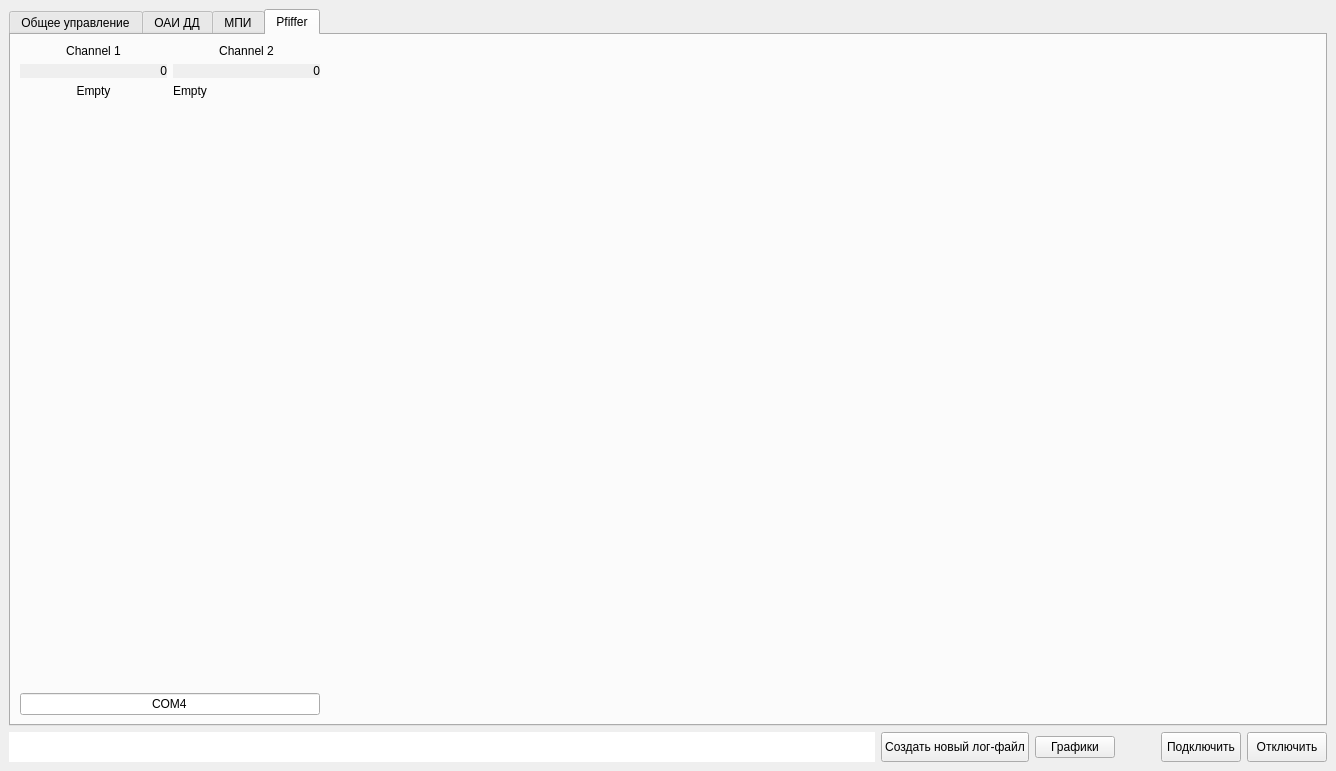
Before: the Qt Designer form main_win.ui in a-styuf/bdd_mk_client, drawn with Qt 5.
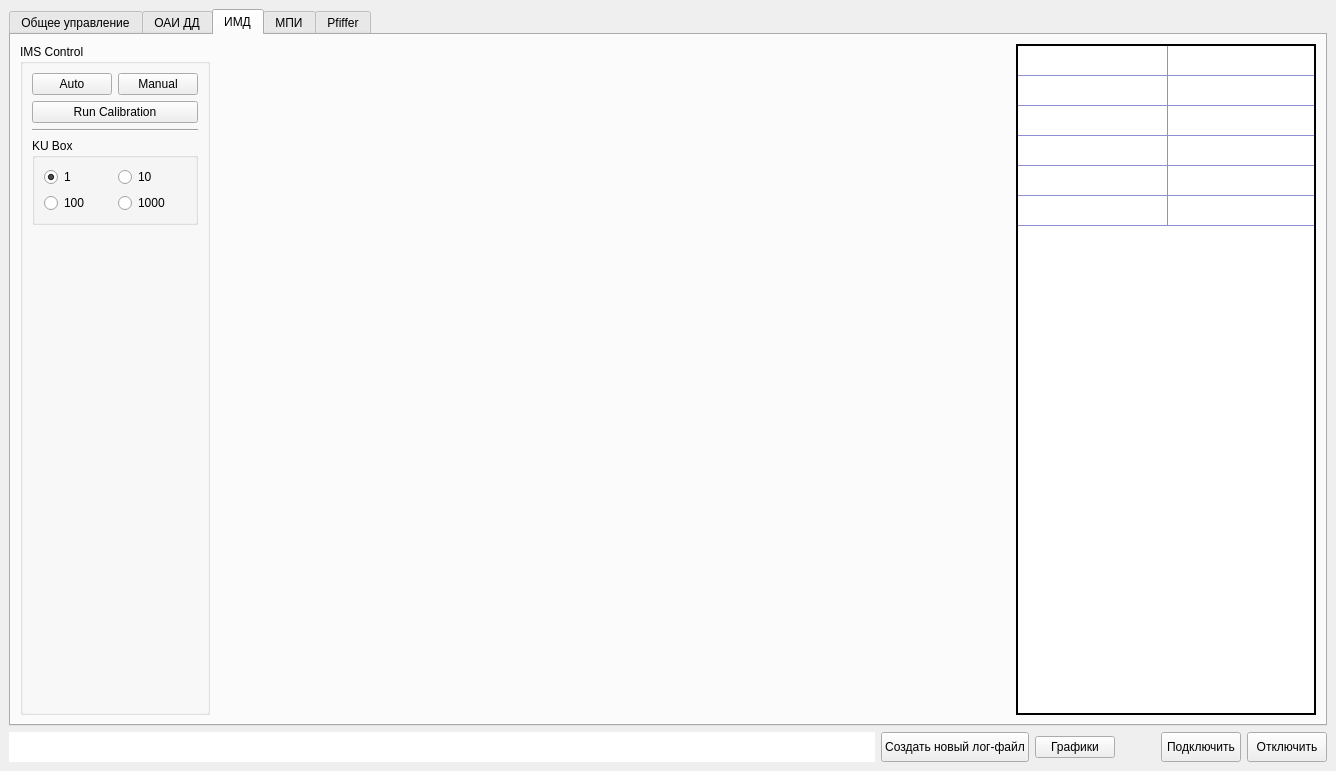
After: the same form once the commit is applied.

What changed in the file:
```diff
--- a/main_win.ui
+++ b/main_win.ui
@@ -30,7 +30,7 @@
        </size>
       </property>
       <property name="currentIndex">
-       <number>3</number>
+       <number>2</number>
       </property>
       <widget class="QWidget" name="GeneralTab">
        <attribute name="title">
@@ -1543,6 +1543,612 @@
         </item>
        </layout>
       </widget>
+      <widget class="QWidget" name="IMSTab">
+       <attribute name="title">
+        <string>ИМД</string>
+       </attribute>
+       <layout class="QHBoxLayout" name="horizontalLayout_2">
+        <item>
+         <widget class="QGroupBox" name="IMSControlGBox">
+          <property name="title">
+           <string>IMS Control</string>
+          </property>
+          <layout class="QGridLayout" name="gridLayout_11">
+           <item row="0" column="1">
+            <widget class="QPushButton" name="manualModePButton">
+             <property name="text">
+              <string>Manual</string>
+             </property>
+            </widget>
+           </item>
+           <item row="0" column="0">
+            <widget class="QPushButton" name="autoModePButton">
+             <property name="text">
+              <string>Auto</string>
+             </property>
+            </widget>
+           </item>
+           <item row="7" column="0" colspan="2">
+            <spacer name="verticalSpacer_4">
+             <property name="orientation">
+              <enum>Qt::Vertical</enum>
+             </property>
+             <property name="sizeHint" stdset="0">
+              <size>
+               <width>20</width>
+               <height>40</height>
+              </size>
+             </property>
+            </spacer>
+           </item>
+           <item row="5" column="0" colspan="2">
+            <widget class="QGroupBox" name="KUGroupBox">
+             <property name="title">
+              <string>KU Box</string>
+             </property>
+             <layout class="QGridLayout" name="gridLayout_12">
+              <item row="0" column="0">
+               <widget class="QRadioButton" name="KU1RButton">
+                <property name="text">
+                 <string>1</string>
+                </property>
+                <property name="checked">
+                 <bool>true</bool>
+                </property>
+               </widget>
+              </item>
+              <item row="0" column="1">
+               <widget class="QRadioButton" name="KU10RButton">
+                <property name="text">
+                 <string>10</string>
+                </property>
+               </widget>
+              </item>
+              <item row="1" column="1">
+               <widget class="QRadioButton" name="KU1000RButton">
+                <property name="text">
+                 <string>1000</string>
+                </property>
+               </widget>
+              </item>
+              <item row="1" column="0">
+               <widget class="QRadioButton" name="KU100RButton">
+                <property name="text">
+                 <string>100</string>
+                </property>
+               </widget>
+              </item>
+             </layout>
+            </widget>
+           </item>
+           <item row="4" column="0" colspan="2">
+            <widget class="Line" name="line_3">
+             <property name="orientation">
+              <enum>Qt::Horizontal</enum>
+             </property>
+            </widget>
+           </item>
+           <item row="2" column="0" colspan="2">
+            <widget class="QPushButton" name="calibrModePButton">
+             <property name="text">
+              <string>Run Calibration</string>
+             </property>
+            </widget>
+           </item>
+          </layout>
+         </widget>
+        </item>
+        <item>
+         <spacer name="horizontalSpacer_3">
+          <property name="orientation">
+           <enum>Qt::Horizontal</enum>
+          </property>
+          <property name="sizeHint" stdset="0">
+           <size>
+            <width>40</width>
+            <height>20</height>
+           </size>
+          </property>
+         </spacer>
+        </item>
+        <item>
+         <widget class="QTableWidget" name="dataIMSTableWidget">
+          <property name="sizePolicy">
+           <sizepolicy hsizetype="Minimum" vsizetype="Expanding">
+            <horstretch>0</horstretch>
+            <verstretch>0</verstretch>
+           </sizepolicy>
+          </property>
+          <property name="minimumSize">
+           <size>
+            <width>300</width>
+            <height>0</height>
+           </size>
+          </property>
+          <property name="palette">
+           <palette>
+            <active>
+             <colorrole role="WindowText">
+              <brush brushstyle="SolidPattern">
+               <color alpha="255">
+                <red>0</red>
+                <green>0</green>
+                <blue>0</blue>
+               </color>
+              </brush>
+             </colorrole>
+             <colorrole role="Button">
+              <brush brushstyle="SolidPattern">
+               <color alpha="255">
+                <red>170</red>
+                <green>170</green>
+                <blue>255</blue>
+               </color>
+              </brush>
+             </colorrole>
+             <colorrole role="Light">
+              <brush brushstyle="SolidPattern">
+               <color alpha="255">
+                <red>255</red>
+                <green>255</green>
+                <blue>255</blue>
+               </color>
+              </brush>
+             </colorrole>
+             <colorrole role="Midlight">
+              <brush brushstyle="SolidPattern">
+               <color alpha="255">
+                <red>212</red>
+                <green>212</green>
+                <blue>255</blue>
+               </color>
+              </brush>
+             </colorrole>
+             <colorrole role="Dark">
+              <brush brushstyle="SolidPattern">
+               <color alpha="255">
+                <red>85</red>
+                <green>85</green>
+                <blue>127</blue>
+               </color>
+              </brush>
+             </colorrole>
+             <colorrole role="Mid">
+              <brush brushstyle="SolidPattern">
+               <color alpha="255">
+                <red>113</red>
+                <green>113</green>
+                <blue>170</blue>
+               </color>
+              </brush>
+             </colorrole>
+             <colorrole role="Text">
+              <brush brushstyle="SolidPattern">
+               <color alpha="255">
+                <red>0</red>
+                <green>0</green>
+                <blue>0</blue>
+               </color>
+              </brush>
+             </colorrole>
+             <colorrole role="BrightText">
+              <brush brushstyle="SolidPattern">
+               <color alpha="255">
+                <red>255</red>
+                <green>255</green>
+                <blue>255</blue>
+               </color>
+              </brush>
+             </colorrole>
+             <colorrole role="ButtonText">
+              <brush brushstyle="SolidPattern">
+               <color alpha="255">
+                <red>0</red>
+                <green>0</green>
+                <blue>0</blue>
+               </color>
+              </brush>
+             </colorrole>
+             <colorrole role="Base">
+              <brush brushstyle="SolidPattern">
+               <color alpha="255">
+                <red>255</red>
+                <green>255</green>
+                <blue>255</blue>
+               </color>
+              </brush>
+             </colorrole>
+             <colorrole role="Window">
+              <brush brushstyle="SolidPattern">
+               <color alpha="255">
+                <red>170</red>
+                <green>170</green>
+                <blue>255</blue>
+               </color>
+              </brush>
+             </colorrole>
+             <colorrole role="Shadow">
+              <brush brushstyle="SolidPattern">
+               <color alpha="255">
+                <red>0</red>
+                <green>0</green>
+                <blue>0</blue>
+               </color>
+              </brush>
+             </colorrole>
+             <colorrole role="AlternateBase">
+              <brush brushstyle="SolidPattern">
+               <color alpha="255">
+                <red>212</red>
+                <green>212</green>
+                <blue>255</blue>
+               </color>
+              </brush>
+             </colorrole>
+             <colorrole role="ToolTipBase">
+              <brush brushstyle="SolidPattern">
+               <color alpha="255">
+                <red>255</red>
+                <green>255</green>
+                <blue>220</blue>
+               </color>
+              </brush>
+             </colorrole>
+             <colorrole role="ToolTipText">
+              <brush brushstyle="SolidPattern">
+               <color alpha="255">
+                <red>0</red>
+                <green>0</green>
+                <blue>0</blue>
+               </color>
+              </brush>
+             </colorrole>
+            </active>
+            <inactive>
+             <colorrole role="WindowText">
+              <brush brushstyle="SolidPattern">
+               <color alpha="255">
+                <red>0</red>
+                <green>0</green>
+                <blue>0</blue>
+               </color>
+              </brush>
+             </colorrole>
+             <colorrole role="Button">
+              <brush brushstyle="SolidPattern">
+               <color alpha="255">
+                <red>170</red>
+                <green>170</green>
+                <blue>255</blue>
+               </color>
+              </brush>
+             </colorrole>
+             <colorrole role="Light">
+              <brush brushstyle="SolidPattern">
+               <color alpha="255">
+                <red>255</red>
+                <green>255</green>
+                <blue>255</blue>
+               </color>
+              </brush>
+             </colorrole>
+             <colorrole role="Midlight">
+              <brush brushstyle="SolidPattern">
+               <color alpha="255">
+                <red>212</red>
+                <green>212</green>
+                <blue>255</blue>
+               </color>
+              </brush>
+             </colorrole>
+             <colorrole role="Dark">
+              <brush brushstyle="SolidPattern">
+               <color alpha="255">
+                <red>85</red>
+                <green>85</green>
+                <blue>127</blue>
+               </color>
+              </brush>
+             </colorrole>
+             <colorrole role="Mid">
+              <brush brushstyle="SolidPattern">
+               <color alpha="255">
+                <red>113</red>
+                <green>113</green>
+                <blue>170</blue>
+               </color>
+              </brush>
+             </colorrole>
+             <colorrole role="Text">
+              <brush brushstyle="SolidPattern">
+               <color alpha="255">
+                <red>0</red>
+                <green>0</green>
+                <blue>0</blue>
+               </color>
+              </brush>
+             </colorrole>
+             <colorrole role="BrightText">
+              <brush brushstyle="SolidPattern">
+               <color alpha="255">
+                <red>255</red>
+                <green>255</green>
+                <blue>255</blue>
+               </color>
+              </brush>
+             </colorrole>
+             <colorrole role="ButtonText">
+              <brush brushstyle="SolidPattern">
+               <color alpha="255">
+                <red>0</red>
+                <green>0</green>
+                <blue>0</blue>
+               </color>
+              </brush>
+             </colorrole>
+             <colorrole role="Base">
+              <brush brushstyle="SolidPattern">
+               <color alpha="255">
+                <red>255</red>
+                <green>255</green>
+                <blue>255</blue>
+               </color>
+              </brush>
+             </colorrole>
+             <colorrole role="Window">
+              <brush brushstyle="SolidPattern">
+               <color alpha="255">
+                <red>170</red>
+                <green>170</green>
+                <blue>255</blue>
+               </color>
+              </brush>
+             </colorrole>
+             <colorrole role="Shadow">
+              <brush brushstyle="SolidPattern">
+               <color alpha="255">
+                <red>0</red>
+                <green>0</green>
+                <blue>0</blue>
+               </color>
+              </brush>
+             </colorrole>
+             <colorrole role="AlternateBase">
+              <brush brushstyle="SolidPattern">
+               <color alpha="255">
+                <red>212</red>
+                <green>212</green>
+                <blue>255</blue>
+               </color>
+              </brush>
+             </colorrole>
+             <colorrole role="ToolTipBase">
+              <brush brushstyle="SolidPattern">
+               <color alpha="255">
+                <red>255</red>
+                <green>255</green>
+                <blue>220</blue>
+               </color>
+              </brush>
+             </colorrole>
+             <colorrole role="ToolTipText">
+              <brush brushstyle="SolidPattern">
+               <color alpha="255">
+                <red>0</red>
+                <green>0</green>
+                <blue>0</blue>
+               </color>
+              </brush>
+             </colorrole>
+            </inactive>
+            <disabled>
+             <colorrole role="WindowText">
+              <brush brushstyle="SolidPattern">
+               <color alpha="255">
+                <red>85</red>
+                <green>85</green>
+                <blue>127</blue>
+               </color>
+              </brush>
+             </colorrole>
+             <colorrole role="Button">
+              <brush brushstyle="SolidPattern">
+               <color alpha="255">
+                <red>170</red>
+                <green>170</green>
+                <blue>255</blue>
+               </color>
+              </brush>
+             </colorrole>
+             <colorrole role="Light">
+              <brush brushstyle="SolidPattern">
+               <color alpha="255">
+                <red>255</red>
+                <green>255</green>
+                <blue>255</blue>
+               </color>
+              </brush>
+             </colorrole>
+             <colorrole role="Midlight">
+              <brush brushstyle="SolidPattern">
+               <color alpha="255">
+                <red>212</red>
+                <green>212</green>
+                <blue>255</blue>
+               </color>
+              </brush>
+             </colorrole>
+             <colorrole role="Dark">
+              <brush brushstyle="SolidPattern">
+               <color alpha="255">
+                <red>85</red>
+                <green>85</green>
+                <blue>127</blue>
+               </color>
+              </brush>
+             </colorrole>
+             <colorrole role="Mid">
+              <brush brushstyle="SolidPattern">
+               <color alpha="255">
+                <red>113</red>
+                <green>113</green>
+                <blue>170</blue>
+               </color>
+              </brush>
+             </colorrole>
+             <colorrole role="Text">
+              <brush brushstyle="SolidPattern">
+               <color alpha="255">
+                <red>85</red>
+                <green>85</green>
+                <blue>127</blue>
+               </color>
+              </brush>
+             </colorrole>
+             <colorrole role="BrightText">
+              <brush brushstyle="SolidPattern">
+               <color alpha="255">
+                <red>255</red>
+                <green>255</green>
+                <blue>255</blue>
+               </color>
+              </brush>
+             </colorrole>
+             <colorrole role="ButtonText">
+              <brush brushstyle="SolidPattern">
+               <color alpha="255">
+                <red>85</red>
+                <green>85</green>
+                <blue>127</blue>
+               </color>
+              </brush>
+             </colorrole>
+             <colorrole role="Base">
+              <brush brushstyle="SolidPattern">
+               <color alpha="255">
+                <red>170</red>
+                <green>170</green>
+                <blue>255</blue>
+               </color>
+              </brush>
+             </colorrole>
+             <colorrole role="Window">
+              <brush brushstyle="SolidPattern">
+               <color alpha="255">
+                <red>170</red>
+                <green>170</green>
+                <blue>255</blue>
+               </color>
+              </brush>
+             </colorrole>
+             <colorrole role="Shadow">
+              <brush brushstyle="SolidPattern">
+               <color alpha="255">
+                <red>0</red>
+                <green>0</green>
+                <blue>0</blue>
+               </color>
+              </brush>
+             </colorrole>
+             <colorrole role="AlternateBase">
+              <brush brushstyle="SolidPattern">
+               <color alpha="255">
+                <red>170</red>
+                <green>170</green>
+                <blue>255</blue>
+               </color>
+              </brush>
+             </colorrole>
+             <colorrole role="ToolTipBase">
+              <brush brushstyle="SolidPattern">
+               <color alpha="255">
+                <red>255</red>
+                <green>255</green>
+                <blue>220</blue>
+               </color>
+              </brush>
+             </colorrole>
+             <colorrole role="ToolTipText">
+              <brush brushstyle="SolidPattern">
+               <color alpha="255">
+                <red>0</red>
+                <green>0</green>
+                <blue>0</blue>
+               </color>
+              </brush>
+             </colorrole>
+            </disabled>
+           </palette>
+          </property>
+          <property name="autoFillBackground">
+           <bool>false</bool>
+          </property>
+          <property name="frameShape">
+           <enum>QFrame::Box</enum>
+          </property>
+          <property name="frameShadow">
+           <enum>QFrame::Plain</enum>
+          </property>
+          <property name="lineWidth">
+           <number>2</number>
+          </property>
+          <property name="midLineWidth">
+           <number>1</number>
+          </property>
+          <property name="horizontalScrollBarPolicy">
+           <enum>Qt::ScrollBarAlwaysOff</enum>
+          </property>
+          <property name="rowCount">
+           <number>6</number>
+          </property>
+          <property name="columnCount">
+           <number>2</number>
+          </property>
+          <attribute name="horizontalHeaderVisible">
+           <bool>false</bool>
+          </attribute>
+          <attribute name="horizontalHeaderDefaultSectionSize">
+           <number>150</number>
+          </attribute>
+          <attribute name="horizontalHeaderHighlightSections">
+           <bool>true</bool>
+          </attribute>
+          <attribute name="horizontalHeaderMinimumSectionSize">
+           <number>150</number>
+          </attribute>
+          <attribute name="horizontalHeaderShowSortIndicator" stdset="0">
+           <bool>false</bool>
+          </attribute>
+          <attribute name="horizontalHeaderStretchLastSection">
+           <bool>true</bool>
+          </attribute>
+          <attribute name="verticalHeaderVisible">
+           <bool>false</bool>
+          </attribute>
+          <attribute name="verticalHeaderCascadingSectionResizes">
+           <bool>false</bool>
+          </attribute>
+          <attribute name="verticalHeaderDefaultSectionSize">
+           <number>30</number>
+          </attribute>
+          <attribute name="verticalHeaderMinimumSectionSize">
+           <number>30</number>
+          </attribute>
+          <attribute name="verticalHeaderStretchLastSection">
+           <bool>false</bool>
+          </attribute>
+          <row/>
+          <row/>
+          <row/>
+          <row/>
+          <row/>
+          <row/>
+          <column/>
+          <column/>
+         </widget>
+        </item>
+       </layout>
+      </widget>
       <widget class="QWidget" name="mkoTab">
        <attribute name="title">
         <string>МПИ</string>
```
Left out of the diff: 210 changed lines with no effect on the pictures.
